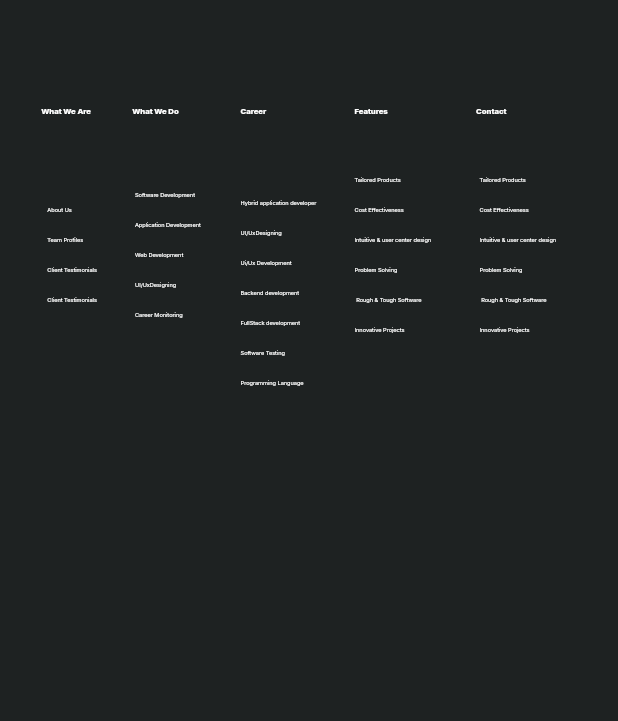
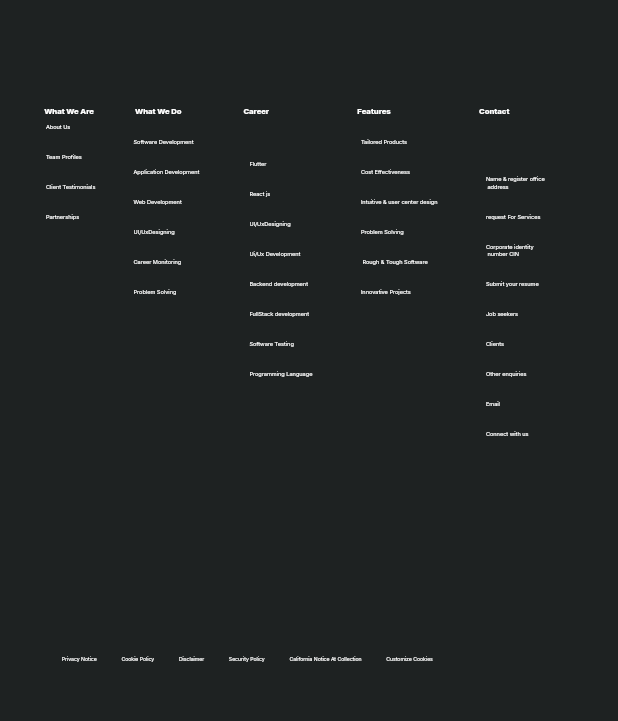
Before and after one commit to prachipachangepp/official_binyuga_website, a Flutter app: the FeaturePageScreen screen opened directly, scrolled down 2304 dp, on a phone screen of 412 x 824 dp, the part 473-1194 px from its top. Run offline on Flutter 3.47's test engine with Material 3 defaults, Android fonts, the phone set to English and light mode, and no system bars; our stand-ins replace font_awesome_flutter, google_fonts, sizer; network calls fail; Roboto replaces fonts that are missing (Montserrat).

Commit message:
updated project binyuga1

```diff
--- a/lib/presentation/string_manager.dart
+++ b/lib/presentation/string_manager.dart
@@ -61,6 +61,18 @@ class AppString {
   static const String californiaNoticeAtCollection =
       "California Notice At Collection";
   static const String customizeCookies = "Customize Cookies";
+  static const String partnerShips = "Partnerships";
+  static const String flutter = "Flutter";
+  static const String reactJs = "React js";
+  static const String nameRegisterOfficeAddress = "Name & register office\n address";
+  static const String requestForServices = "request For Services";
+  static const String corporateIdentityNumber = "Corporate identity\n number CIN";
+  static const String submitYourResume = "Submit your resume";
+  static const String jobSeekers = "Job seekers";
+  static const String clients = "Clients";
+  static const String emailId = "Email";
+  static const String otherEnquiries = "Other enquiries";
+  static const String  connectWithUs= "Connect with us";
 
   /// Approach screen
   static const String ourApproach = "Our Approach";
@@ -76,7 +88,7 @@ class AppString {
       '\nContinual learning is at our core, allowing us\nto embrace new trends and technologies\nand incorporate them into our projects,\nensuring that our work remains at the\nforefront of the industry.';
 
   static const String unionTxt2 =
-      "We also have a strong commitment to nurturing and educating\nemerging, forward-thinking talent in the field...,";
+      "We also have a strong commitment to nurturing and educating\nemerging, forward-thinking talent in the field...";
 
   static const String unionTxt3 =
       "In addition to our primary endeavors, we hold\na steadfast dedication to cultivating and\ninstructing up-and-coming, innovative talent\nwithin the industry.\n"
--- a/lib/presentation/value_manager.dart
+++ b/lib/presentation/value_manager.dart
@@ -19,6 +19,7 @@ class AppSize {
   static const double s0 = 0;
   static const double s10 = 10;
   static const double s15 = 15;
+  static const double s16= 16;
   static const double s20 = 20;
   static const double s40 = 40;
   static const double s50 = 50;
--- a/lib/screens/career_screens/career_binyuga_screen.dart
+++ b/lib/screens/career_screens/career_binyuga_screen.dart
@@ -27,7 +27,7 @@ class CareerBinyugaScreen extends StatelessWidget {
             ),
             child: Text(
               'Why Binyuga.Pvt.Ltd,',
-                style: AllScreensConstant.customTextStyle(FontSize.s30,
+                style: AllScreensConstant.customTextStyle(FontSize.s50,
                     FontWeightManager.bold, ColorManager.white)
 
 
@@ -46,7 +46,7 @@ class CareerBinyugaScreen extends StatelessWidget {
                 Image.network(
                   "images/woman.png",
                   height: 300,
-                  width: MediaQuery.of(context).size.width/4,
+                  width: MediaQuery.of(context).size.width/3.9,
                   // width:200,
                 ),
                 SizedBox(
--- a/lib/screens/common_screens/description_page_constant.dart
+++ b/lib/screens/common_screens/description_page_constant.dart
@@ -37,7 +37,7 @@ class DesriptionScreenConstant extends StatelessWidget {
           SizedBox(width: MediaQuery.of(context).size.width/10,),
           ///heading
            Padding(
-            padding:  EdgeInsets.only(top: AppSize.s70,left: MediaQuery.of(context).size.width/15),
+            padding:  EdgeInsets.only(top: AppSize.s70,left: MediaQuery.of(context).size.width/14),
             child: Row(
               mainAxisAlignment: MainAxisAlignment.start,
               children: [
@@ -47,12 +47,12 @@ class DesriptionScreenConstant extends StatelessWidget {
           ),
           SizedBox(height: 5,),
           Padding(
-            padding:  EdgeInsets.only(left: MediaQuery.of(context).size.width/15,),
+            padding:  EdgeInsets.only(left: MediaQuery.of(context).size.width/16,bottom:30),
             child: Row(
               children: [
                 ///who we are
                 Padding(
-                  padding: EdgeInsets.only(left: MediaQuery.of(context).size.width/100,),
+                  padding: EdgeInsets.only(left: MediaQuery.of(context).size.width/85,bottom: 160),
                   child: Column(
                     crossAxisAlignment: CrossAxisAlignment.start,
                     children: [
@@ -72,7 +72,7 @@ class DesriptionScreenConstant extends StatelessWidget {
                       ),
                       SizedBox(height: AppSize.s15,),
                       Text(
-                        AppString.clientTestimonials,
+                        AppString.partnerShips,
                         style: LastColumnScreen.columnTextStyle(context),
                       ),
                     ],
@@ -81,7 +81,7 @@ class DesriptionScreenConstant extends StatelessWidget {
                 SizedBox(width:  MediaQuery.of(context).size.width/20,),
                 ///what we do
                 Padding(
-                  padding: EdgeInsets.only(left: MediaQuery.of(context).size.width/85,),
+                  padding: EdgeInsets.only(left: MediaQuery.of(context).size.width/85,bottom: 100),
                   child: Column(
                     crossAxisAlignment: CrossAxisAlignment.start,
                     children: [
@@ -111,24 +111,38 @@ class DesriptionScreenConstant extends StatelessWidget {
                         textAlign: TextAlign.left,
                         style: LastColumnScreen.columnTextStyle(context),
                       ),
+                      SizedBox(height: AppSize.s15, ),
+                      Text(
+                        AppString.problemSolving,
+                        textAlign: TextAlign.left,
+                        style: LastColumnScreen.columnTextStyle(context),
+                      ),
                     ],
                   ),
                 ),
-                SizedBox(width: MediaQuery.of(context).size.width/20,),
+                SizedBox(width: MediaQuery.of(context).size.width/15,),
                 ///career
                 Padding(
-                  padding: EdgeInsets.only(left:MediaQuery.of(context).size.width/85, ),
+                  padding: EdgeInsets.only(left:MediaQuery.of(context).size.width/85,bottom:30 ),
                   child: Column(
                     crossAxisAlignment: CrossAxisAlignment.start,
                     children: [
-                      SizedBox(height: 51,),
                       Text(
-                        AppString.hybridApplicationDeveloper,
+                        AppString.flutter,
+                        textAlign: TextAlign.left,
                         style: LastColumnScreen.columnTextStyle(context),
                       ),
+                      SizedBox(height: AppSize.s15, ),
+                      Text(
+                        AppString.reactJs,
+                        textAlign: TextAlign.left,
+                        style: LastColumnScreen.columnTextStyle(context),
+                      ),
+
                       SizedBox(height: AppSize.s15,),
                       Text(
                         AppString.uIUxDesigning,
+                        textAlign: TextAlign.left,
                         style: LastColumnScreen.columnTextStyle(context),
                       ),
                       SizedBox(height: AppSize.s15,),
@@ -159,10 +173,10 @@ class DesriptionScreenConstant extends StatelessWidget {
                     ],
                   ),
                 ),
-                SizedBox(width: MediaQuery.of(context).size.width/20,),
+                SizedBox(width: MediaQuery.of(context).size.width/15,),
                 ///features
                 Padding(
-                  padding: EdgeInsets.only(left:MediaQuery.of(context).size.width/85),
+                  padding: EdgeInsets.only(left:MediaQuery.of(context).size.width/85,bottom:100),
                   child: Column(
                     crossAxisAlignment: CrossAxisAlignment.start,
                     children: [
@@ -201,37 +215,52 @@ class DesriptionScreenConstant extends StatelessWidget {
                 SizedBox(width: MediaQuery.of(context).size.width/15,),
                 ///contact
                 Padding(
-                  padding: EdgeInsets.only(left:MediaQuery.of(context).size.width/85,),
+                  padding: EdgeInsets.only(left:MediaQuery.of(context).size.width/85,top:20),
                   child: Column(
                     crossAxisAlignment: CrossAxisAlignment.start,
                     children: [
                       Text(
-                        AppString.tailoredProducts,
+                        AppString.nameRegisterOfficeAddress,
                         style: LastColumnScreen.columnTextStyle(context),
                       ),
                       SizedBox(height: AppSize.s15,),
                       Text(
-                        AppString.costEffectiveness,
+                        AppString.requestForServices,
                         style: LastColumnScreen.columnTextStyle(context),
                       ),
                       SizedBox(height: AppSize.s15,),
                       Text(
-                        AppString.intuitiveUserCenterDesign,
+                        AppString.corporateIdentityNumber,
                         style: LastColumnScreen.columnTextStyle(context),
                       ),
                       SizedBox(height:AppSize.s15,),
                       Text(
-                        AppString.problemSolving,
+                        AppString.submitYourResume,
                         style: LastColumnScreen.columnTextStyle(context),
                       ),
                       SizedBox(height: AppSize.s15,),
                       Text(
-                        AppString.roughToughSoftware,
+                        AppString.jobSeekers,
                         style: LastColumnScreen.columnTextStyle(context),
                       ),
                       SizedBox(height: AppSize.s15,),
                       Text(
-                        AppString.innovativeProjects,
+                        AppString.clients,
+                        style: LastColumnScreen.columnTextStyle(context),
+                      ),
+                      SizedBox(height: AppSize.s15,),
+                      Text(
+                        AppString.otherEnquiries,
+                        style: LastColumnScreen.columnTextStyle(context),
+                      ),
+                      SizedBox(height: AppSize.s15,),
+                      Text(
+                        AppString.emailId,
+                        style: LastColumnScreen.columnTextStyle(context),
+                      ),
+                      SizedBox(height: AppSize.s15,),
+                      Text(
+                        AppString.connectWithUs,
                         style: LastColumnScreen.columnTextStyle(context),
                       ),
                     ],
@@ -240,7 +269,7 @@ class DesriptionScreenConstant extends StatelessWidget {
               ],
             ),
           ),
-          SizedBox(height:AppSize.s250),
+          SizedBox(height:AppSize.s100),
           ///bottom row
           Padding(
               padding:  EdgeInsets.only(left:MediaQuery.of(context).size.width/10,),
```
